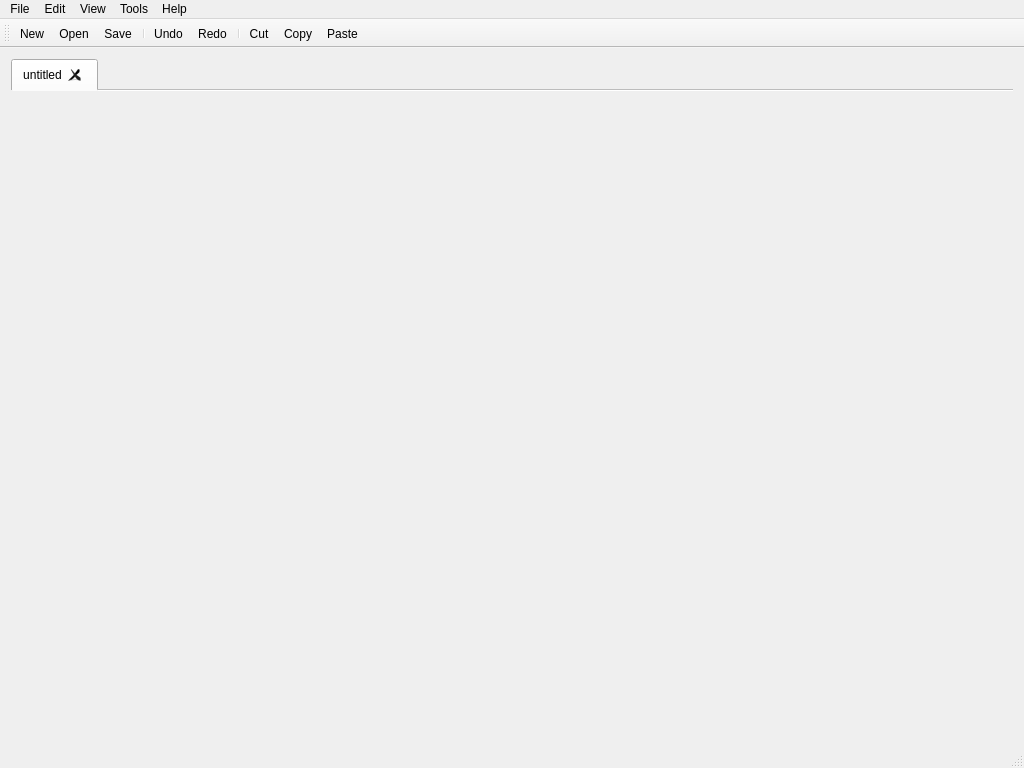
This is src/widget/main_window/main_window.ui in NotchBrown/Code-Editor-L as Qt 5 draws it before an edit. The edited form follows.
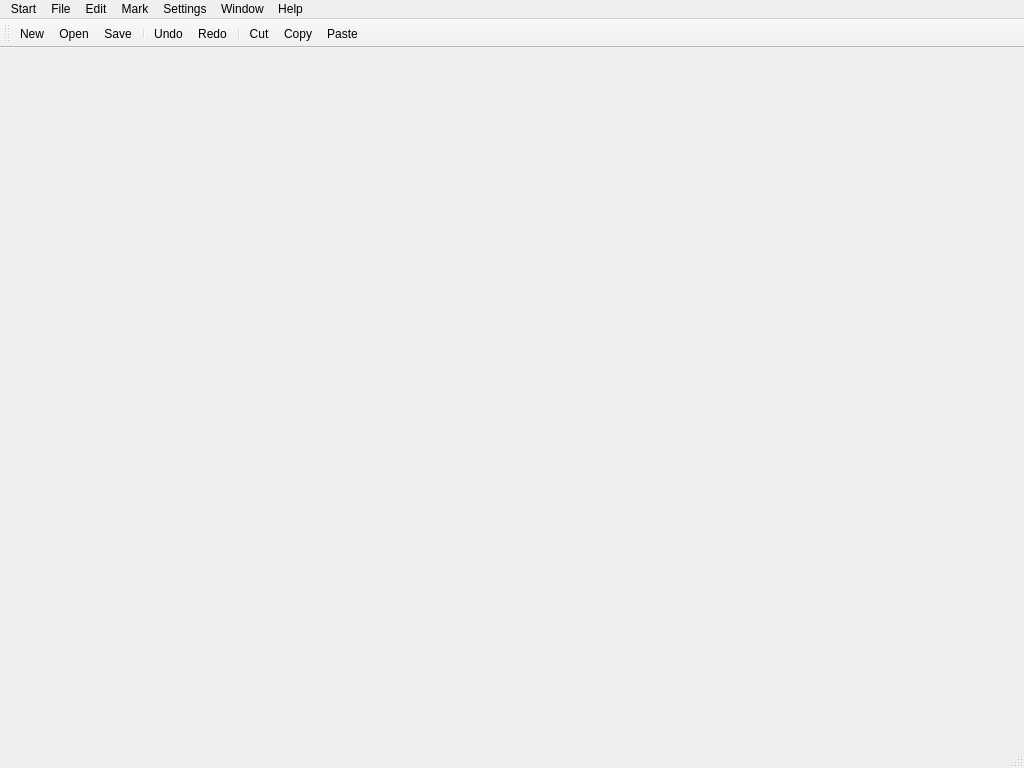
This is the edited form.

Commit message:
feat: Add Hotkey menu and fix Dock widget menu actions
- Connect Dock widget menu actions (Navigator, Segment, ErrorsWarnings, IPCMessage) to their slots

- Remove all keyboard shortcuts from UI file for new hotkey system

- Add Settings > Hotkey menu item with placeholder implementation

- Add onSettingsHotkey slot function and connect to menu action

```diff
--- a/src/widget/main_window/main_window.ui
+++ b/src/widget/main_window/main_window.ui
@@ -16,26 +16,24 @@
   <widget class="QWidget" name="centralWidget">
    <layout class="QVBoxLayout" name="verticalLayout">
     <item>
-     <widget class="QTabWidget" name="tabWidget">
-      <property name="tabsClosable">
-       <bool>true</bool>
-      </property>
-      <property name="movable">
-       <bool>true</bool>
-      </property>
-      <property name="documentMode">
-       <bool>true</bool>
-      </property>
-      <widget class="QWidget" name="tab">
-       <attribute name="title">
-        <string>untitled</string>
-       </attribute>
-       <layout class="QVBoxLayout" name="tabLayout">
-        <item>
-         <widget class="QWidget" name="editorPlaceholder" native="true"/>
-        </item>
-       </layout>
-      </widget>
+     <widget class="QWidget" name="editorContainer" native="true">
+      <layout class="QVBoxLayout" name="editorContainerLayout">
+       <property name="leftMargin">
+        <number>0</number>
+       </property>
+       <property name="topMargin">
+        <number>0</number>
+       </property>
+       <property name="rightMargin">
+        <number>0</number>
+       </property>
+       <property name="bottomMargin">
+        <number>0</number>
+       </property>
+       <item>
+        <widget class="QWidget" name="editorPlaceholder" native="true"/>
+       </item>
+      </layout>
      </widget>
     </item>
    </layout>
@@ -46,9 +44,18 @@
      <x>0</x>
      <y>0</y>
      <width>1024</width>
-     <height>21</height>
+     <height>23</height>
     </rect>
    </property>
+   <widget class="QMenu" name="menuStart">
+    <property name="title">
+     <string>Start</string>
+    </property>
+    <addaction name="actionStartNewInstance"/>
+    <addaction name="separator"/>
+    <addaction name="separator"/>
+    <addaction name="actionStartExit"/>
+   </widget>
    <widget class="QMenu" name="menuFile">
     <property name="title">
      <string>File</string>
@@ -74,9 +81,9 @@
     <addaction name="actionEditFind"/>
     <addaction name="actionEditReplace"/>
    </widget>
-   <widget class="QMenu" name="menuView">
+   <widget class="QMenu" name="menuMark">
     <property name="title">
-     <string>View</string>
+     <string>Mark</string>
     </property>
     <addaction name="actionViewZoomIn"/>
     <addaction name="actionViewZoomOut"/>
@@ -85,11 +92,36 @@
     <addaction name="actionViewLineNumbers"/>
     <addaction name="actionViewFolding"/>
    </widget>
-   <widget class="QMenu" name="menuTools">
+   <widget class="QMenu" name="menuSettings">
     <property name="title">
-     <string>Tools</string>
+     <string>Settings</string>
     </property>
-    <addaction name="actionToolsPreferences"/>
+    <addaction name="actionSettingsGeneral"/>
+    <addaction name="actionSettingsEditor"/>
+    <addaction name="actionSettingsIPC"/>
+    <addaction name="actionSettingsToolbar"/>
+    <addaction name="actionSettingsHotkey"/>
+   </widget>
+   <widget class="QMenu" name="menuWindow">
+    <property name="title">
+     <string>Window</string>
+    </property>
+    <widget class="QMenu" name="menuWindowTabs">
+     <property name="title">
+      <string>Open Tabs</string>
+     </property>
+    </widget>
+    <addaction name="actionWindowCloseTab"/>
+    <addaction name="actionWindowCloseAllSaved"/>
+    <addaction name="actionWindowCloseAll"/>
+    <addaction name="actionWindowCloseOther"/>
+    <addaction name="separator"/>
+    <addaction name="menuWindowTabs"/>
+    <addaction name="separator"/>
+    <addaction name="actionWindowNavigator"/>
+    <addaction name="actionWindowSegment"/>
+    <addaction name="actionWindowErrorsWarnings"/>
+    <addaction name="actionWindowIPCMessage"/>
    </widget>
    <widget class="QMenu" name="menuHelp">
     <property name="title">
@@ -97,10 +129,12 @@
     </property>
     <addaction name="actionHelpAbout"/>
    </widget>
+   <addaction name="menuStart"/>
    <addaction name="menuFile"/>
    <addaction name="menuEdit"/>
-   <addaction name="menuView"/>
-   <addaction name="menuTools"/>
+   <addaction name="menuMark"/>
+   <addaction name="menuSettings"/>
+   <addaction name="menuWindow"/>
    <addaction name="menuHelp"/>
   </widget>
   <widget class="QToolBar" name="mainToolBar">
```
Left out of the diff: 256 changed lines with no effect on the pictures. The commit also changes 4 other files.
